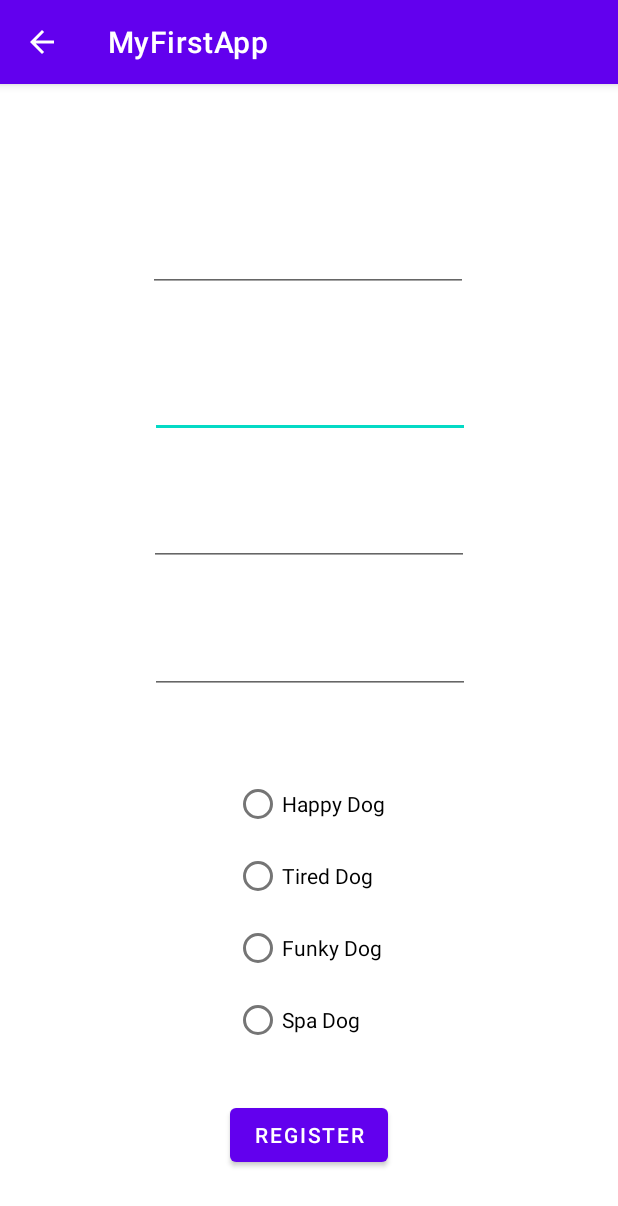
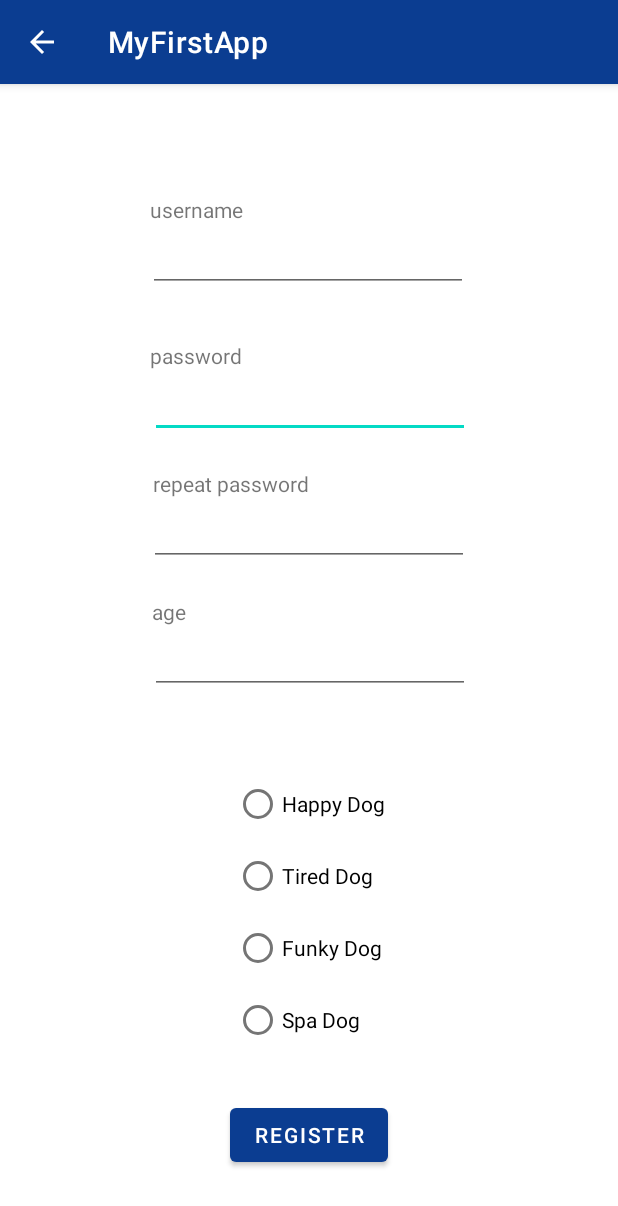
Before and after one commit to DavidSaizVazquez/nasapiApp, an Android app: the screen it shows after launch (register), after a tap on "REGISTER", on a phone screen of 412 x 824 dp. Shown: the top 1206 px of the screen. Run offline under Robolectric (Android 15) with nearby library versions, the phone set to English and light mode, and no system bars.

Commit message:
final app commit

```diff
--- a/app/src/main/java/com/dave/myfirstapp/MainActivity.java
+++ b/app/src/main/java/com/dave/myfirstapp/MainActivity.java
@@ -5,6 +5,7 @@ import androidx.core.os.HandlerCompat;
 
 import android.content.Context;
 import android.content.Intent;
+import android.graphics.Color;
 import android.os.AsyncTask;
 import android.os.Bundle;
 import android.os.Handler;
@@ -12,6 +13,7 @@ import android.os.Looper;
 import android.util.Log;
 import android.view.View;
 import android.widget.EditText;
+import android.widget.TextView;
 
 import org.json.JSONObject;
 
@@ -26,38 +28,51 @@ import java.net.HttpURLConnection;
 import java.net.URL;
 import java.util.function.Consumer;
 
+/**
+ * Main activity of the application, it contains the login screen and has access to the register page
+ */
+public class MainActivity extends AppCompatActivity {
 
-public class MainActivity extends AppCompatActivity {
-    public static final String EXTRA_MESSAGE = "com.example.myfirstapp.MESSAGE";
     @Override
     protected void onCreate(Bundle savedInstanceState) {
         super.onCreate(savedInstanceState);
         setContentView(R.layout.activity_main);
     }
+
+    /**
+     * executed with the onClick of the register button, opens the register menu
+     */
     public void register(View view) {
         Intent intent = new Intent(this, register.class);
-        EditText editText = (EditText) findViewById(R.id.username);
-        String message = editText.getText().toString();
-        intent.putExtra(EXTRA_MESSAGE, message);
         startActivity(intent);
     }
 
+    /**
+     * executed with the onClick of the login button, connects to the server and if successful opens the login successfull page
+     */
     public void login(View view){
+
         EditText userText = findViewById(R.id.username);
         String username= userText.getText().toString();
         EditText pswText = findViewById(R.id.Password);
         String psw = pswText.getText().toString();
         String params = "uname="+username+"&psw="+psw;
-
-        Utils.AsyncPetition("http://10.0.2.2:9000/Application/androidLogin","GET",params,(result -> {
+        /**
+         * Executes a GET query to the http://10.0.2.2:9000/Android/androidLogin with the given params.
+         */
+        Utils.AsyncPetition("http://10.0.2.2:9000/Android/androidLogin","GET",params,(result -> {
             try {
                 JSONObject jsonObject = new JSONObject(result);
                 if(jsonObject.has("login")) {
                     if (jsonObject.getBoolean("login")) {
                         Intent intent = new Intent(this, LoginSuccessful.class);
                         String message = userText.getText().toString();
-                        intent.putExtra(EXTRA_MESSAGE, message);
+                        intent.putExtra("name", message);
                         startActivity(intent);
+                    }else{
+                        TextView textView = findViewById(R.id.errorMessage);
+                        textView.setTextColor(Color.RED);
+                        textView.setText(jsonObject.getString("error"));
                     }
                 }
             }catch (Exception e){
@@ -66,6 +81,4 @@ public class MainActivity extends AppCompatActivity {
         }));
     }
 
-
-
 }
--- a/app/src/main/res/layout/register.xml
+++ b/app/src/main/res/layout/register.xml
@@ -110,10 +110,60 @@
         android:id="@+id/textView2"
         android:layout_width="wrap_content"
         android:layout_height="wrap_content"
+        android:layout_marginTop="403dp"
+        android:layout_marginBottom="309dp"
         android:text="@string/registerText"
+        app:layout_constraintBottom_toBottomOf="parent"
         app:layout_constraintEnd_toEndOf="parent"
         app:layout_constraintHorizontal_bias="0.498"
         app:layout_constraintStart_toStartOf="parent"
-        tools:layout_editor_absoluteY="403dp" />
+        app:layout_constraintTop_toTopOf="parent" />
+
+    <TextView
+        android:id="@+id/textView3"
+        android:layout_width="wrap_content"
+        android:layout_height="wrap_content"
+        android:layout_marginTop="66dp"
+        android:text="repeat password"
+        app:layout_constraintBottom_toTopOf="@+id/verifyPassword"
+        app:layout_constraintEnd_toEndOf="parent"
+        app:layout_constraintHorizontal_bias="0.331"
+        app:layout_constraintStart_toStartOf="parent"
+        app:layout_constraintTop_toTopOf="@+id/password" />
+
+    <TextView
+        android:id="@+id/textView5"
+        android:layout_width="wrap_content"
+        android:layout_height="wrap_content"
+        android:text="password"
+        app:layout_constraintBottom_toTopOf="@+id/password"
+        app:layout_constraintEnd_toEndOf="parent"
+        app:layout_constraintHorizontal_bias="0.0"
+        app:layout_constraintStart_toStartOf="@+id/password" />
+
+    <TextView
+        android:id="@+id/textView6"
+        android:layout_width="wrap_content"
+        android:layout_height="wrap_content"
+        android:text="username"
+        app:layout_constraintBottom_toTopOf="@+id/name"
+        app:layout_constraintEnd_toEndOf="parent"
+        app:layout_constraintHorizontal_bias="0.286"
+        app:layout_constraintStart_toStartOf="parent"
+        app:layout_constraintTop_toTopOf="parent"
+        app:layout_constraintVertical_bias="1.0" />
+
+    <TextView
+        android:id="@+id/textView9"
+        android:layout_width="wrap_content"
+        android:layout_height="wrap_content"
+        android:layout_marginTop="66dp"
+        android:text="age"
+        app:layout_constraintBottom_toTopOf="@+id/editTextNumber"
+        app:layout_constraintEnd_toEndOf="parent"
+        app:layout_constraintHorizontal_bias="0.26"
+        app:layout_constraintStart_toStartOf="parent"
+        app:layout_constraintTop_toTopOf="@+id/verifyPassword"
+        app:layout_constraintVertical_bias="0.0" />
 
 </androidx.constraintlayout.widget.ConstraintLayout>
--- a/app/src/main/res/values/colors.xml
+++ b/app/src/main/res/values/colors.xml
@@ -1,8 +1,8 @@
 <?xml version="1.0" encoding="utf-8"?>
 <resources>
-    <color name="purple_200">#FFBB86FC</color>
-    <color name="purple_500">#FF6200EE</color>
-    <color name="purple_700">#FF3700B3</color>
+    <color name="purple_200">#0b3d91</color>
+    <color name="purple_500">#0b3d91</color>
+    <color name="purple_700">#0b3d91</color>
     <color name="teal_200">#FF03DAC5</color>
     <color name="teal_700">#FF018786</color>
     <color name="black">#FF000000</color>
```
Also changed, not shown: app/src/main/AndroidManifest.xml (+9 -1 lines), app/src/main/java/com/dave/myfirstapp/LoginSuccessful.java (+6 -3 lines), app/src/main/java/com/dave/myfirstapp/Utils.java (+13 -5 lines), app/src/main/java/com/dave/myfirstapp/register.java (+7 -1 lines), app/src/main/res/layout/activity_main.xml (+40 -5 lines).
